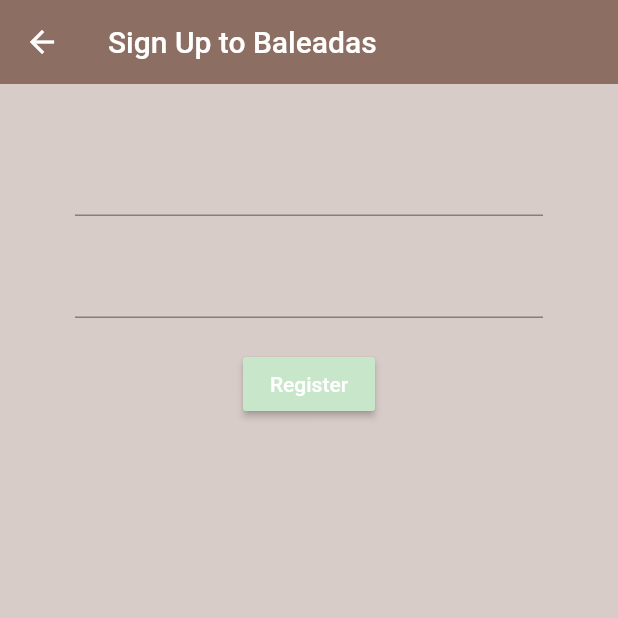
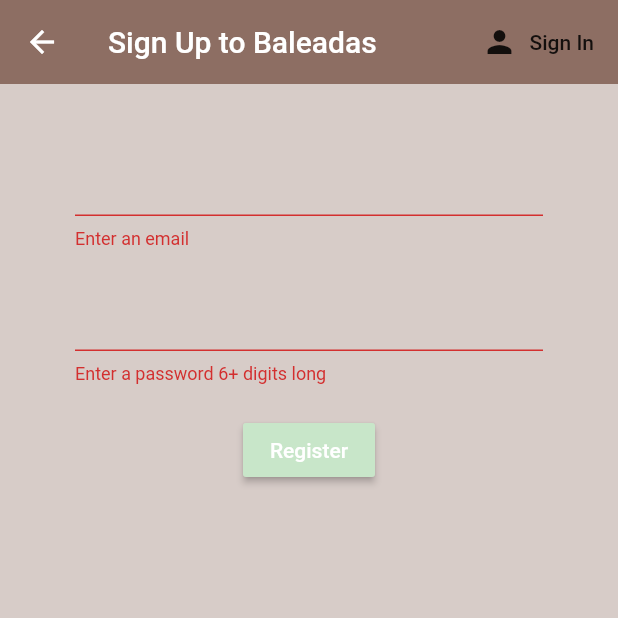
Before and after one commit to francomidence/baleadas, a Flutter app: the Register screen opened directly, after a tap on "Register", on a phone screen of 412 x 824 dp, the top half of it. Run offline on Flutter 3.47's test engine with Material 2 defaults, Android fonts, the phone set to English and light mode, and no system bars; our stand-ins replace firebase_auth; accounts and stored records are empty.

Commit message:
added register/sign out functionality

```diff
--- a/lib/screens/auth/register.dart
+++ b/lib/screens/auth/register.dart
@@ -2,15 +2,20 @@ import 'package:baleadas/services/auth.dart';
 import 'package:flutter/material.dart';
 
 class Register extends StatefulWidget {
+  final Function toggleView;
+  Register({this.toggleView});
   @override
   _RegisterState createState() => _RegisterState();
 }
 
 class _RegisterState extends State<Register> {
   final AuthService _auth = AuthService();
+  final _formKey = GlobalKey<FormState>();
 
   String email = '';
   String password = '';
+
+  String error = '';
 
   @override
   Widget build(BuildContext context) {
@@ -20,16 +25,26 @@ class _RegisterState extends State<Register> {
         backgroundColor: Colors.brown[400],
         elevation: 0.0,
         title: Text('Sign Up to Baleadas'),
+        actions: <Widget>[
+          FlatButton.icon(
+              onPressed: () {
+                widget.toggleView();
+              },
+              icon: Icon(Icons.person),
+              label: Text('Sign In'))
+        ],
       ),
       body: Container(
           padding: EdgeInsets.symmetric(vertical: 20, horizontal: 50),
           child: Form(
+            key: _formKey,
             child: Column(
               children: <Widget>[
                 SizedBox(
                   height: 20.0,
                 ),
                 TextFormField(
+                  validator: (val) => val.isEmpty ? 'Enter an email' : null,
                   onChanged: (value) {
                     setState(() => email = value);
                   },
@@ -38,6 +53,8 @@ class _RegisterState extends State<Register> {
                   height: 20.0,
                 ),
                 TextFormField(
+                  validator: (val) =>
+                      val.length < 6 ? 'Enter a password 6+ digits long' : null,
                   obscureText: true,
                   onChanged: (value) {
                     setState(() => password = value);
@@ -53,10 +70,22 @@ class _RegisterState extends State<Register> {
                     style: TextStyle(color: Colors.white),
                   ),
                   onPressed: () async {
-                    print(email);
-                    print(password);
+                    if (_formKey.currentState.validate()) {
+                      dynamic result = await _auth
+                          .createUserWithEmailAndPassword(email, password);
+                      if (result == null) {
+                        setState(() {
+                          error = 'please enter a valid email :)';
+                        });
+                      }
+                    }
                   },
-                )
+                ),
+                SizedBox(height: 12.0),
+                Text(
+                  error,
+                  style: TextStyle(color: Colors.red[200], fontSize: 14.0),
+                ),
               ],
             ),
           )),
--- a/lib/services/auth.dart
+++ b/lib/services/auth.dart
@@ -30,13 +30,23 @@ class AuthService {
   }
 
   //sign in with email and password
-  Future signInEmail() async {
+  Future signInWithEmailAndPassword(String email, String password) async {
     try {
-      await _auth.signInWithEmailAndPassword(email: null, password: null);
+      await _auth.signInWithEmailAndPassword(email: email, password: password);
     } catch (e) {}
   }
 
   //register with email and password
+  Future createUserWithEmailAndPassword(String email, String password) async {
+    try {
+      AuthResult result = await _auth.createUserWithEmailAndPassword(
+          email: email, password: password);
+      FirebaseUser user = result.user;
+      return _userFromFirebaseUser(user);
+    } catch (e) {
+      print(e.toString());
+    }
+  }
 
   //sign out
   Future signOut() async {
```
Also changed, not shown: lib/screens/auth/auth.dart (+12 -3 lines), lib/screens/auth/sign_in.dart (+10 -0 lines).
